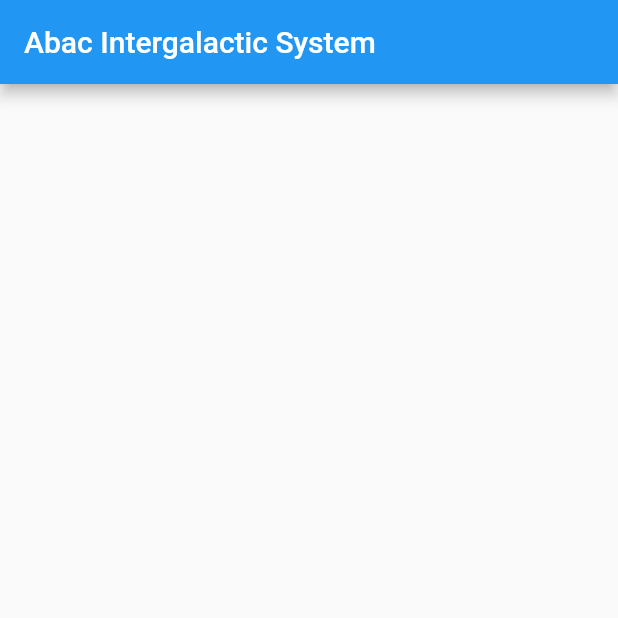
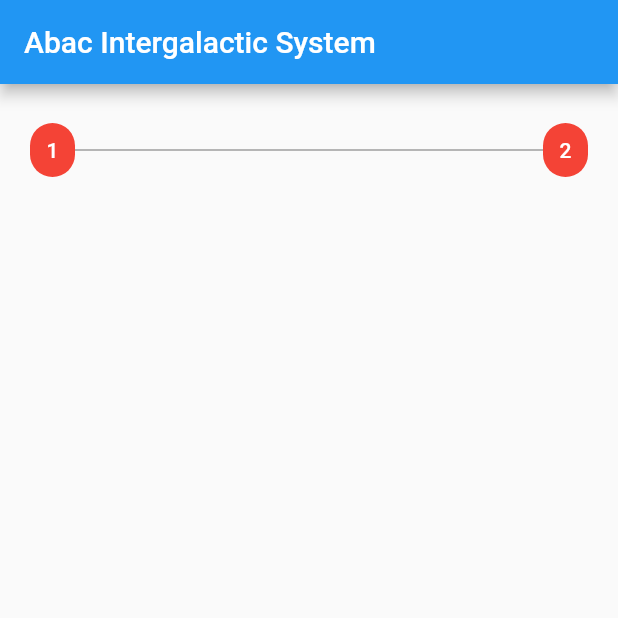
Before and after one commit to turcuciprian/intergalactic_system, a Flutter app: the screen it shows after launch, on a phone screen of 412 x 824 dp, the top half of it. Run offline on Flutter 3.47's test engine with Material 2 defaults, Android fonts, the phone set to English and light mode, and no system bars.

Commit message:
stepper basic MVP UI

```diff
--- a/lib/main.dart
+++ b/lib/main.dart
@@ -1,4 +1,5 @@
 import 'package:flutter/material.dart';
+import 'package:intergalactic_system/widgets/CustomStepper.dart';
 
 void main() {
   runApp(MyApp());
@@ -35,7 +36,7 @@ class _MyHomePageState extends State<MyHomePage> {
         title: Text(widget.title),
       ),
       body: Center(
-        child: Column(),
+        child: CustomStepper(),
       ),
     );
   }
--- /dev/null
+++ b/lib/widgets/CustomStepper.dart
@@ -0,0 +1,39 @@
+import 'package:flutter/cupertino.dart';
+import 'package:flutter/material.dart';
+import 'package:intergalactic_system/widgets/StepperButton.dart';
+
+class CustomStepper extends StatefulWidget {
+  final List<Widget> stepsContent;
+  CustomStepper({Key key, this.stepsContent}) : super(key: key);
+  CustomStepperState createState() => CustomStepperState();
+}
+
+class CustomStepperState extends State<CustomStepper> {
+  @override
+  Widget build(BuildContext context) {
+    Widget customDivider = Expanded(
+      child: Divider(
+          height: 1.0, color: Colors.grey, thickness: 1.0),
+    );
+    // List<Widget> fullStepperContent = widget.stepsContent.map()
+    return Padding(
+      padding: EdgeInsets.only(top: 20.0, left: 20, right: 20),
+      child: Column(children: [
+        Container(
+          child: Row(
+            mainAxisAlignment: MainAxisAlignment.spaceBetween,
+            children: [
+              StepperButton(
+                number: 1,
+              ),
+              customDivider,
+              StepperButton(
+                number: 2,
+              )
+            ],
+          ),
+        ),
+      ]),
+    );
+  }
+}
--- /dev/null
+++ b/lib/widgets/StepperButton.dart
@@ -0,0 +1,35 @@
+import 'package:flutter/cupertino.dart';
+import 'package:flutter/material.dart';
+
+class StepperButton extends StatefulWidget {
+  final int number;
+  StepperButton({Key key, this.number}) : super(key: key);
+  StepperButtonState createState() => StepperButtonState();
+}
+
+class StepperButtonState extends State<StepperButton> {
+  @override
+  Widget build(BuildContext context) {
+    // List<Widget> fullStepperContent = widget.stepsContent.map()
+    return Container(
+      width: 30,
+      child:FlatButton(
+  color: Colors.red,
+  textColor: Colors.white,
+  disabledColor: Colors.green,
+  disabledTextColor: Colors.white,
+  padding: EdgeInsets.all(8.0),
+  splashColor: Colors.blueAccent,
+  onPressed: () {
+    /*...*/
+  },
+  shape:
+            RoundedRectangleBorder(borderRadius: new BorderRadius.circular(30)),
+  child: Text(
+    widget.number.toString(),
+    style: TextStyle(fontSize: 14.0),
+  ),
+),
+    );
+  }
+}
--- a/pubspec.yaml
+++ b/pubspec.yaml
@@ -32,6 +32,7 @@ dependencies:
 dev_dependencies:
   flutter_test:
     sdk: flutter
+  fa_stepper: ^0.0.2
 
 # For information on the generic Dart part of this file, see the
 # following page: https://dart.dev/tools/pub/pubspec
```
Also changed, not shown: lib/widgets/Page1.dart (added), pubspec.lock.
